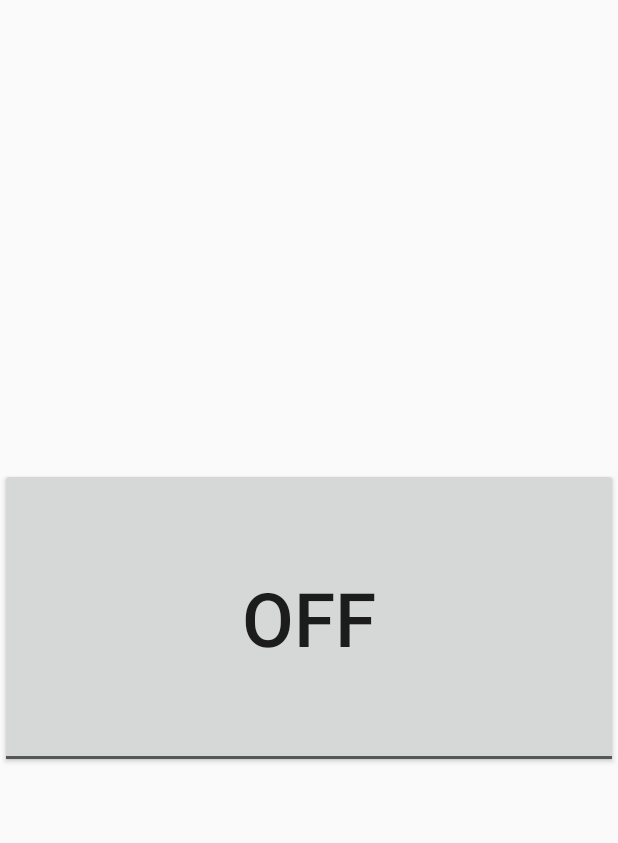
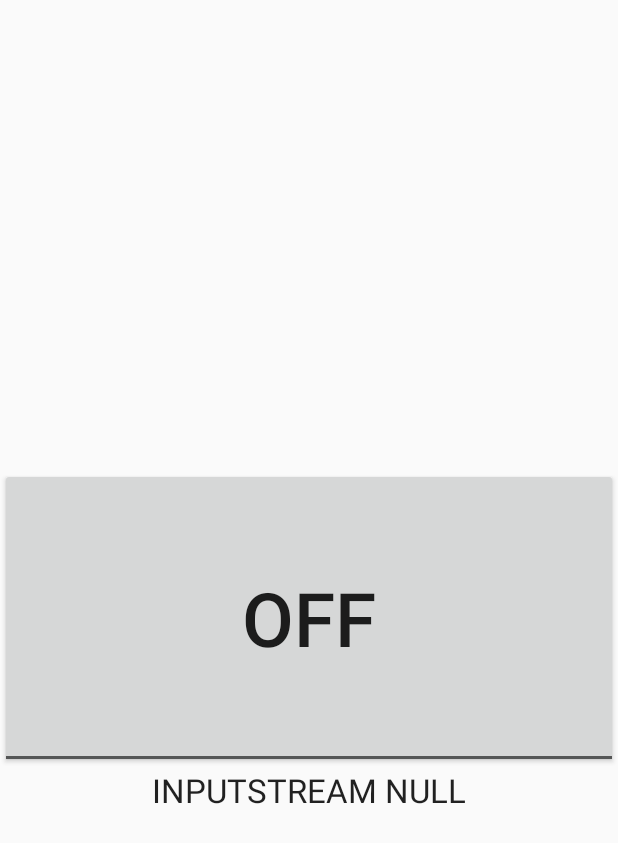
Before and after one commit to shanafielding/BME590_Project1, an Android app: the screen it shows after launch (Lightblinker), after a tap on "ON", on a phone screen of 412 x 824 dp. Shown: the top 843 px of the screen. Run offline under Robolectric (Android 15) with nearby library versions, the light colour scheme and no system bars; 1 other tap on this screen came first.

Commit message:
Got inputStream read working

```diff
--- a/app/src/main/java/com/example/shana/bme590_project1/Lightblinker.java
+++ b/app/src/main/java/com/example/shana/bme590_project1/Lightblinker.java
@@ -16,6 +16,7 @@ package com.example.shana.bme590_project1;
         import android.os.ParcelFileDescriptor;
         import android.util.Log;
         import android.view.View;
+        import android.widget.TextView;
         import android.widget.ToggleButton;
 
         import android.hardware.usb.UsbManager;
@@ -26,7 +27,7 @@ package com.example.shana.bme590_project1;
 
 @SuppressLint("NewApi")
 public class Lightblinker extends Activity {
-
+    private int currentKey=-1;
     // TAG is used to debug in Android logcat console
     private static final String TAG = "ArduinoAccessory";
 
@@ -141,6 +142,7 @@ public class Lightblinker extends Activity {
 
     private void openAccessory(UsbAccessory mAccessory2) {
         mFileDescriptor = mUsbManager.openAccessory(mAccessory2);
+
         if (mFileDescriptor != null) {
             mAccessory = mAccessory2;
             FileDescriptor fd = mFileDescriptor.getFileDescriptor();
@@ -165,37 +167,52 @@ public class Lightblinker extends Activity {
         }
     }
 
-    public void blinkLED(View v){
 
-
+/*
     Thread t = new Thread(new Runnable() {
         public void run() {
             int key;
             try {
-                    while ((key = mInputStream.read()) != -1)
+                while(true) {
+                    while ((key = mInputStream.read()) != -1) {
                         System.out.println(key);
                         //call playand highlight here
-                        ToggleButton toggleButtonLED = (ToggleButton)findViewById(R.id.toggleButtonLED);
+                        ToggleButton toggleButtonLED = (ToggleButton) findViewById(R.id.toggleButtonLED);
                         toggleButtonLED.setText(key);
+                    }
+                }
             } catch (IOException e) {
                 e.printStackTrace();
             }
         }
-        });
+    });*/
+    public void blinkLED(View v){
 
-        byte[] buffer = new byte[1];
+        TextView text = (TextView) findViewById(R.id.textView);
+        text.setText("blinkLED Called");
+        if (mInputStream==null){
+            text.setText("INPUTSTREAM NULL");
+        }
 
-        if(buttonLED.isChecked())
-            buffer[0]=(byte)0; // button says on, light is off
-        else
-            buffer[0]=(byte)1; // button says off, light is on
+        if(buttonLED.isChecked()){
+            // Start polling thread
+            byte[] read_buffer=new byte[6];
+            //t.start();
+            text.setText("inside is checked");
 
-        if (mOutputStream != null) {
             try {
-                mOutputStream.write(buffer);
+                mInputStream.read(read_buffer,0,6);
+                byte a=read_buffer[0];
+                char b=(char) a;
+                text.setText(Character.toString(b));
             } catch (IOException e) {
-                Log.e(TAG, "write failed", e);
+                e.printStackTrace();
             }
+
+        }
+        else{
+
+
         }
     }
 
--- a/app/src/main/res/layout/activity_lightblinker.xml
+++ b/app/src/main/res/layout/activity_lightblinker.xml
@@ -11,4 +11,13 @@
         android:layout_centerHorizontal="true"
         android:textSize="50sp"
         android:onClick="blinkLED"></ToggleButton>
+
+    <TextView
+        android:layout_width="wrap_content"
+        android:layout_height="wrap_content"
+        android:textAppearance="?android:attr/textAppearanceLarge"
+        android:text="Large Text"
+        android:id="@+id/textView"
+        android:layout_below="@+id/toggleButtonLED"
+        android:layout_centerHorizontal="true" />
 </RelativeLayout>
```
Lines whose indentation alone changed are shown as unchanged.
